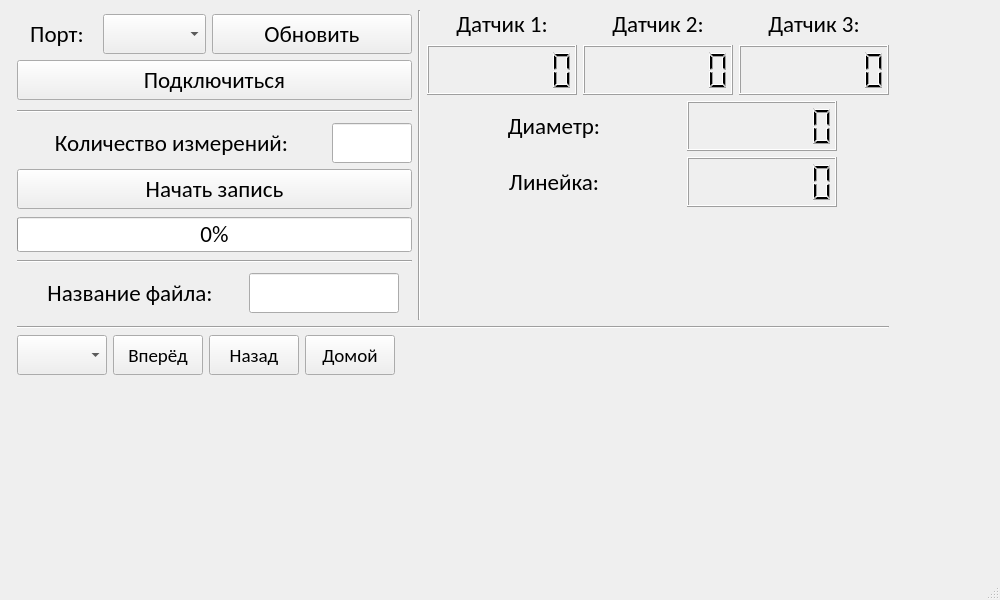
First picture: the form in mainwindow.ui, repository okwell-me/Ustanovka, before the edit.
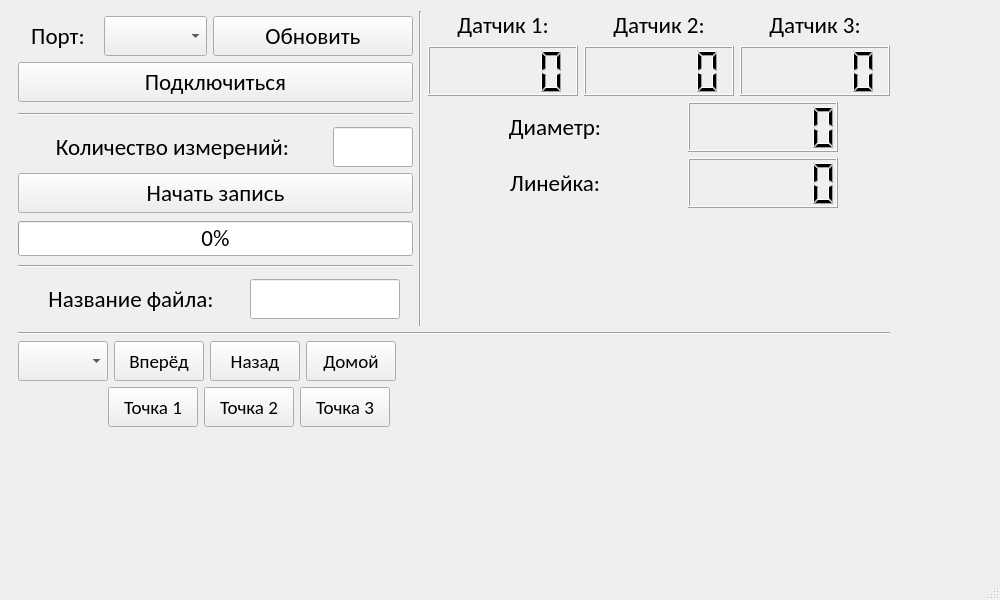
Second picture: the form after the edit.

What changed in the file:
```diff
--- a/mainwindow.ui
+++ b/mainwindow.ui
@@ -41,13 +41,13 @@
    <widget class="QWidget" name="">
     <property name="geometry">
      <rect>
-      <x>17</x>
-      <y>10</y>
+      <x>18</x>
+      <y>11</y>
       <width>872</width>
-      <height>365</height>
+      <height>416</height>
      </rect>
     </property>
-    <layout class="QVBoxLayout" name="verticalLayout_9">
+    <layout class="QVBoxLayout" name="verticalLayout_10">
      <item>
       <layout class="QHBoxLayout" name="horizontalLayout_6">
        <item>
@@ -448,7 +448,7 @@
                 <bool>false</bool>
                </property>
                <property name="digitCount">
-                <number>7</number>
+                <number>5</number>
                </property>
                <property name="segmentStyle">
                 <enum>QLCDNumber::Filled</enum>
@@ -529,7 +529,7 @@
                 <bool>false</bool>
                </property>
                <property name="digitCount">
-                <number>7</number>
+                <number>5</number>
                </property>
               </widget>
              </item>
@@ -601,7 +601,7 @@
                 <bool>false</bool>
                </property>
                <property name="digitCount">
-                <number>7</number>
+                <number>5</number>
                </property>
                <property name="value" stdset="0">
                 <double>0.000000000000000</double>
@@ -683,7 +683,7 @@
                 <bool>false</bool>
                </property>
                <property name="digitCount">
-                <number>7</number>
+                <number>6</number>
                </property>
                <property name="value" stdset="0">
                 <double>0.000000000000000</double>
@@ -761,7 +761,7 @@
                 <bool>false</bool>
                </property>
                <property name="digitCount">
-                <number>7</number>
+                <number>6</number>
                </property>
                <property name="value" stdset="0">
                 <double>0.000000000000000</double>
@@ -800,6 +800,8 @@
       </widget>
      </item>
      <item>
+      <layout class="QVBoxLayout" name="verticalLayout_9">
+       <item>
       <layout class="QHBoxLayout" name="horizontalLayout_4">
        <item>
         <widget class="QComboBox" name="motor1SpeedComboBox">
@@ -910,6 +912,116 @@
           </size>
          </property>
         </spacer>
+         </item>
+        </layout>
+       </item>
+       <item>
+        <layout class="QHBoxLayout" name="horizontalLayout_9">
+         <item>
+          <spacer name="horizontalSpacer_2">
+           <property name="orientation">
+            <enum>Qt::Horizontal</enum>
+           </property>
+           <property name="sizeType">
+            <enum>QSizePolicy::Fixed</enum>
+           </property>
+           <property name="sizeHint" stdset="0">
+            <size>
+             <width>90</width>
+             <height>20</height>
+            </size>
+           </property>
+          </spacer>
+         </item>
+         <item>
+          <widget class="QPushButton" name="moveToPos1Button">
+           <property name="minimumSize">
+            <size>
+             <width>90</width>
+             <height>40</height>
+            </size>
+           </property>
+           <property name="maximumSize">
+            <size>
+             <width>90</width>
+             <height>40</height>
+            </size>
+           </property>
+           <property name="font">
+            <font>
+             <family>Calibri</family>
+             <pointsize>14</pointsize>
+            </font>
+           </property>
+           <property name="text">
+            <string>Точка 1</string>
+           </property>
+          </widget>
+         </item>
+         <item>
+          <widget class="QPushButton" name="moveToPos2Button">
+           <property name="minimumSize">
+            <size>
+             <width>90</width>
+             <height>40</height>
+            </size>
+           </property>
+           <property name="maximumSize">
+            <size>
+             <width>90</width>
+             <height>40</height>
+            </size>
+           </property>
+           <property name="font">
+            <font>
+             <family>Calibri</family>
+             <pointsize>14</pointsize>
+            </font>
+           </property>
+           <property name="text">
+            <string>Точка 2</string>
+           </property>
+          </widget>
+         </item>
+         <item>
+          <widget class="QPushButton" name="moveToPos3Button">
+           <property name="minimumSize">
+            <size>
+             <width>90</width>
+             <height>40</height>
+            </size>
+           </property>
+           <property name="maximumSize">
+            <size>
+             <width>90</width>
+             <height>40</height>
+            </size>
+           </property>
+           <property name="font">
+            <font>
+             <family>Calibri</family>
+             <pointsize>14</pointsize>
+            </font>
+           </property>
+           <property name="text">
+            <string>Точка 3</string>
+           </property>
+          </widget>
+         </item>
+         <item>
+          <spacer name="horizontalSpacer_3">
+           <property name="orientation">
+            <enum>Qt::Horizontal</enum>
+           </property>
+           <property name="sizeHint" stdset="0">
+            <size>
+             <width>40</width>
+             <height>20</height>
+            </size>
+           </property>
+          </spacer>
+         </item>
+        </layout>
        </item>
       </layout>
      </item>
```
Lines whose indentation alone changed are shown as unchanged.
